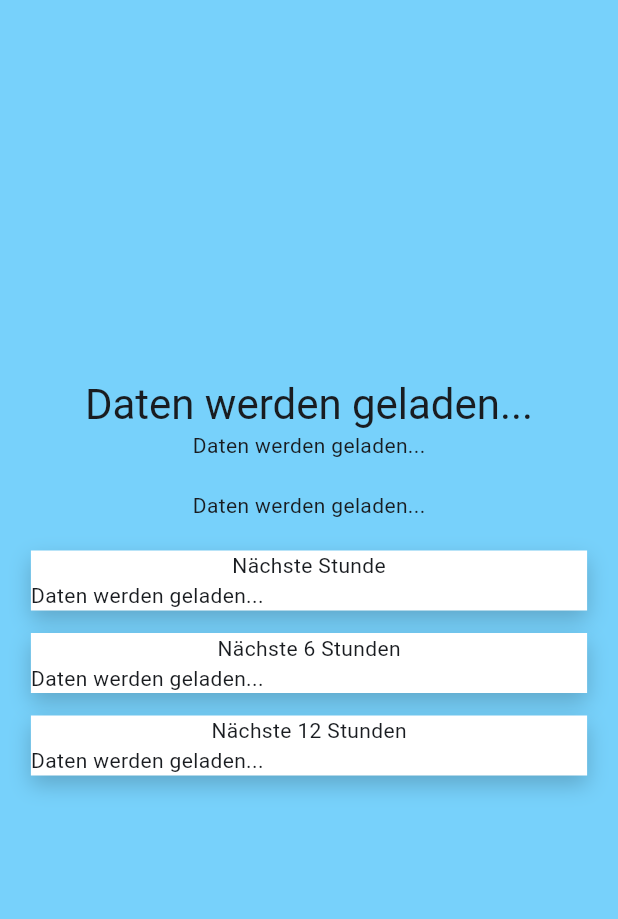
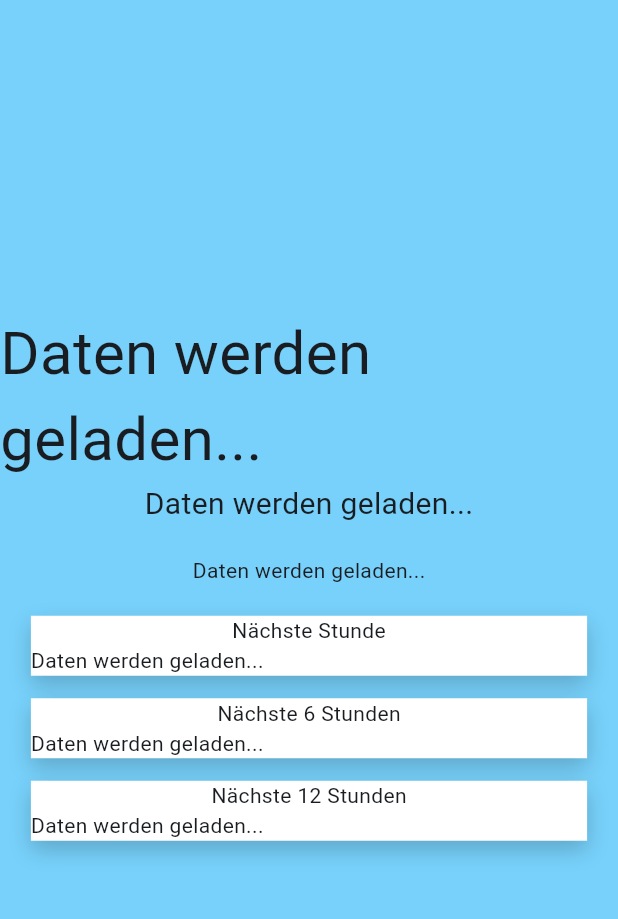
Before and after one commit to kaf212/instant_weather, a Flutter app: the screen it shows after launch, on a phone screen of 412 x 824 dp, the part 84-1003 px from its top. Run offline on Flutter 3.47's test engine with Material 3 defaults, Android fonts, the phone set to English and light mode, and no system bars; our stand-ins replace geocoding, geolocator, shared_preferences.

Commit message:
Used larger font for place and date

```diff
--- a/lib/main.dart
+++ b/lib/main.dart
@@ -169,9 +169,12 @@ class _MyHomePageState extends State<MyHomePage> {
           children: <Widget>[
             Text(
               '${currentPlace == null ? "Daten werden geladen..." : currentPlace}',
-              style: Theme.of(context).textTheme.headlineMedium,
+              style: TextStyle(fontSize: 40),
             ),
-            Text("${date == null ? "Daten werden geladen..." : date}"),
+            Text(
+              "${date == null ? "Daten werden geladen..." : date}",
+              style: TextStyle(fontSize: 20)
+            ),
             SizedBox(height: 20,),
             buildCurrentWeather(),
             SizedBox(height: 20),
```
